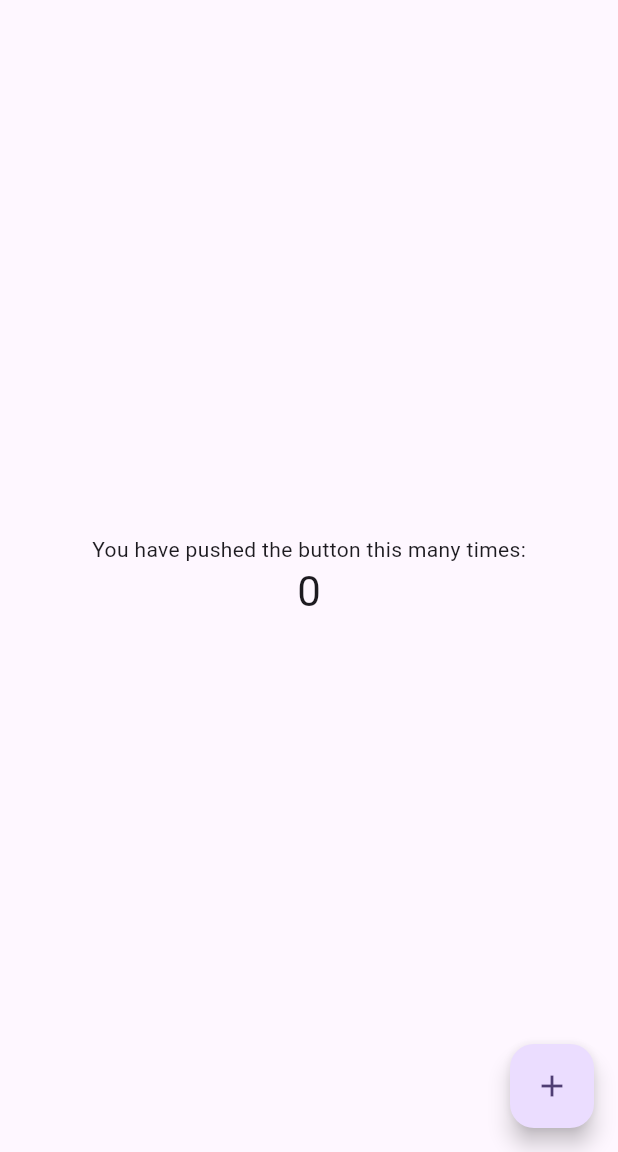
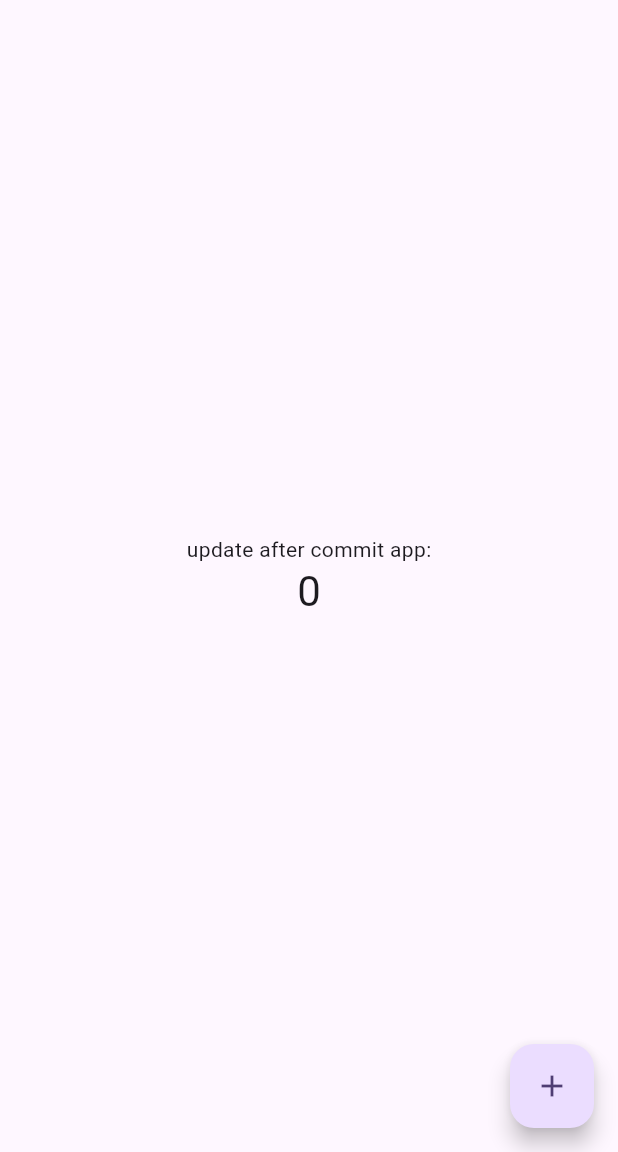
Before and after one commit to bskdhanush/Flutter_demo, a Flutter app: the screen it shows after launch, on a phone screen of 412 x 824 dp, the part 84-1236 px from its top. Run offline on Flutter 3.47's test engine with Material 2 defaults, Android fonts, the phone set to English and light mode, and no system bars.

Commit message:
updated main.dart

```diff
--- a/app/lib/main.dart
+++ b/app/lib/main.dart
@@ -11,7 +11,7 @@ class MyApp extends StatelessWidget {
   @override
   Widget build(BuildContext context) {
     return MaterialApp(
-      title: 'Flutter Demo',
+      title: 'Flutter app after commit',
       theme: ThemeData(
         // This is the theme of your application.
         //
@@ -106,7 +106,7 @@ class _MyHomePageState extends State<MyHomePage> {
           mainAxisAlignment: MainAxisAlignment.center,
           children: <Widget>[
             const Text(
-              'You have pushed the button this many times:',
+              'update after commit app:',
             ),
             Text(
               '$_counter',
```
